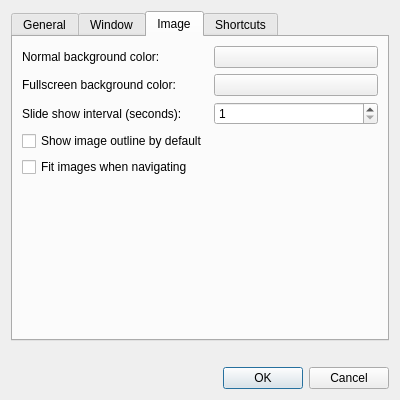
Qt form src/preferencesdialog.ui (lxqt/lximage-qt) before a commit.
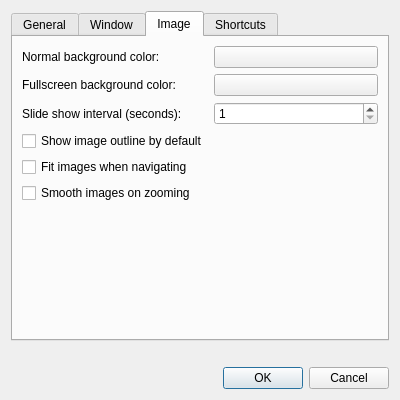
The same form after that commit. The open tabs and pages were chosen to show the change. Custom widgets are drawn as their Qt base class.

Commit message: Added option to disable blur filter on zoom (#488)

Patch:
```diff
--- a/src/preferencesdialog.ui
+++ b/src/preferencesdialog.ui
@@ -201,6 +201,13 @@
          </property>
         </widget>
        </item>
+       <item row="7" column="0">
+        <widget class="QCheckBox" name="smoothOnZoomBox">
+         <property name="text">
+          <string>Smooth images on zooming</string>
+         </property>
+        </widget>
+       </item>
       </layout>
      </widget>
      <widget class="QWidget" name="tab_4">
```
The commit also changes 6 other files.
